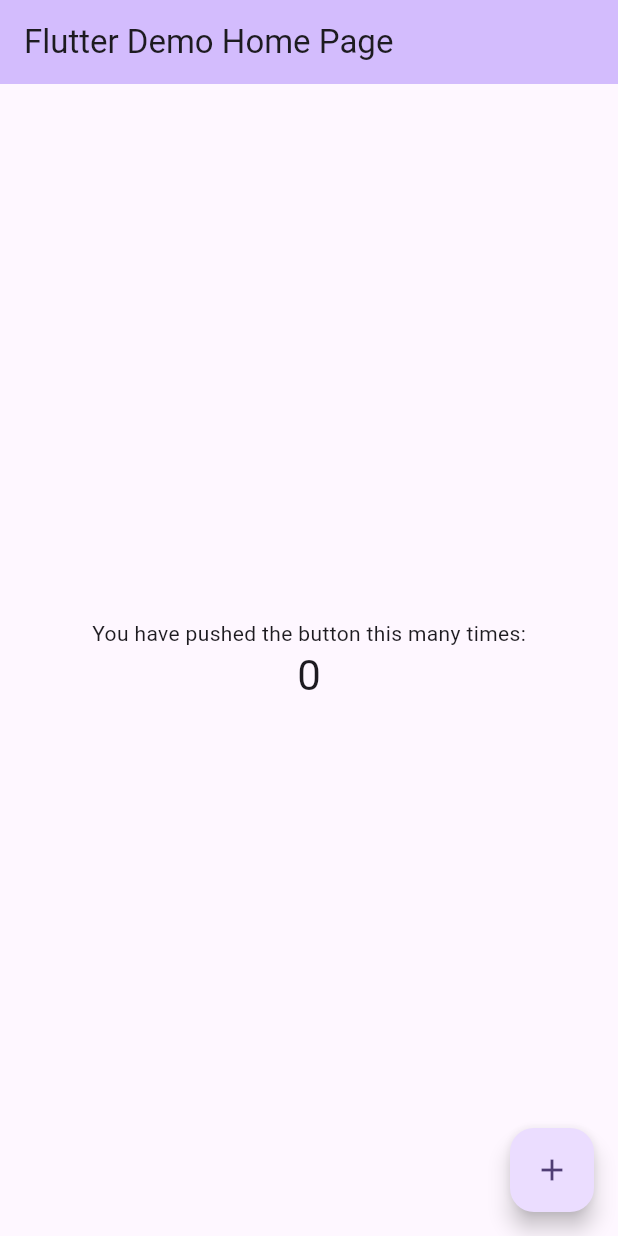
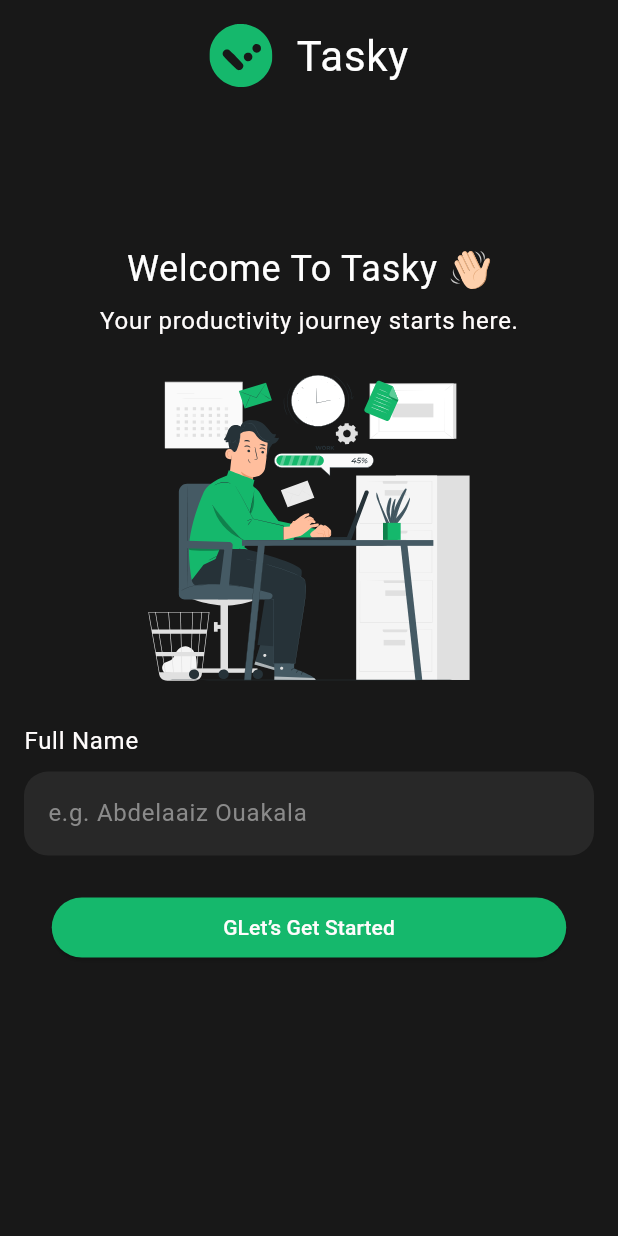
Before and after one commit to O-Abdelaaziz/tasky_task_management_mobile_app, a Flutter app: the screen it shows after launch, on a phone screen of 412 x 824 dp. Run offline on Flutter 3.47's test engine with Material 3 defaults, Android fonts, the light colour scheme and no system bars; our stand-ins replace flutter_svg.

Commit message:
📌 Task 03: desgin & complete home screen

```diff
--- a/lib/main.dart
+++ b/lib/main.dart
@@ -1,4 +1,5 @@
 import 'package:flutter/material.dart';
+import 'package:tasky_task_management_mobile_app/screens/home_screen.dart';
 
 void main() {
   runApp(const MyApp());
@@ -11,112 +12,10 @@ class MyApp extends StatelessWidget {
   @override
   Widget build(BuildContext context) {
     return MaterialApp(
-      title: 'Flutter Demo',
-      theme: ThemeData(
-        // This is the theme of your application.
-        //
-        // TRY THIS: Try running your application with "flutter run". You'll see
-        // the application has a purple toolbar. Then, without quitting the app,
-        // try changing the seedColor in the colorScheme below to Colors.green
-        // and then invoke "hot reload" (save your changes or press the "hot
-        // reload" button in a Flutter-supported IDE, or press "r" if you used
-        // the command line to start the app).
-        //
-        // Notice that the counter didn't reset back to zero; the application
-        // state is not lost during the reload. To reset the state, use hot
-        // restart instead.
-        //
-        // This works for code too, not just values: Most code changes can be
-        // tested with just a hot reload.
-        colorScheme: .fromSeed(seedColor: Colors.deepPurple),
-      ),
-      home: const MyHomePage(title: 'Flutter Demo Home Page'),
+      title: 'Tasky',
+      theme: ThemeData(useMaterial3: true),
+      debugShowCheckedModeBanner: false,
+      home: const HomeScreen(),
     );
   }
 }
-
-class MyHomePage extends StatefulWidget {
-  const MyHomePage({super.key, required this.title});
-
-  // This widget is the home page of your application. It is stateful, meaning
-  // that it has a State object (defined below) that contains fields that affect
-  // how it looks.
-
-  // This class is the configuration for the state. It holds the values (in this
-  // case the title) provided by the parent (in this case the App widget) and
-  // used by the build method of the State. Fields in a Widget subclass are
-  // always marked "final".
-
-  final String title;
-
-  @override
-  State<MyHomePage> createState() => _MyHomePageState();
-}
-
-class _MyHomePageState extends State<MyHomePage> {
-  int _counter = 0;
-
-  void _incrementCounter() {
-    setState(() {
-      // This call to setState tells the Flutter framework that something has
-      // changed in this State, which causes it to rerun the build method below
-      // so that the display can reflect the updated values. If we changed
-      // _counter without calling setState(), then the build method would not be
-      // called again, and so nothing would appear to happen.
-      _counter++;
-    });
-  }
-
-  @override
-  Widget build(BuildContext context) {
-    // This method is rerun every time setState is called, for instance as done
-    // by the _incrementCounter method above.
-    //
-    // The Flutter framework has been optimized to make rerunning build methods
-    // fast, so that you can just rebuild anything that needs updating rather
-    // than having to individually change instances of widgets.
-    return Scaffold(
-      appBar: AppBar(
-        // TRY THIS: Try changing the color here to a specific color (to
-        // Colors.amber, perhaps?) and trigger a hot reload to see the AppBar
-        // change color while the other colors stay the same.
-        backgroundColor: Theme.of(context).colorScheme.inversePrimary,
-        // Here we take the value from the MyHomePage object that was created by
-        // the App.build method, and use it to set our appbar title.
-        title: Text(widget.title),
-      ),
-      body: Center(
-        // Center is a layout widget. It takes a single child and positions it
-        // in the middle of the parent.
-        child: Column(
-          // Column is also a layout widget. It takes a list of children and
-          // arranges them vertically. By default, it sizes itself to fit its
-          // children horizontally, and tries to be as tall as its parent.
-          //
-          // Column has various properties to control how it sizes itself and
-          // how it positions its children. Here we use mainAxisAlignment to
-          // center the children vertically; the main axis here is the vertical
-          // axis because Columns are vertical (the cross axis would be
-          // horizontal).
-          //
-          // TRY THIS: Invoke "debug painting" (choose the "Toggle Debug Paint"
-          // action in the IDE, or press "p" in the console), to see the
-          // wireframe for each widget.
-          mainAxisAlignment: .center,
-          children: [
-            const Text('You have pushed the button this many times:'),
-            Text(
-              '$_counter',
-              style: Theme.of(context).textTheme.headlineMedium,
-            ),
-          ],
-        ),
-      ),
-      floatingActionButton: FloatingActionButton(
-        onPressed: _incrementCounter,
-        tooltip: 'Increment',
-        child: const Icon(Icons.add),
-      ),
-    );
-  }
-}
--- /dev/null
+++ b/lib/screens/home_screen.dart
@@ -0,0 +1,145 @@
+import 'package:flutter/material.dart';
+import 'package:flutter_svg/svg.dart';
+
+class HomeScreen extends StatelessWidget {
+  const HomeScreen({super.key});
+
+  @override
+  Widget build(BuildContext context) {
+    return Scaffold(
+      backgroundColor: Color(0XFF181818),
+      body: SafeArea(
+        child: Column(
+          children: [
+            SizedBox(height: 16),
+            Row(
+              mainAxisAlignment: MainAxisAlignment.center,
+              crossAxisAlignment: CrossAxisAlignment.center,
+              children: [
+                SvgPicture.asset(
+                  'assets/images/logo.svg',
+                  width: 42,
+                  height: 42,
+                ),
+                SizedBox(width: 16),
+                Text(
+                  'Tasky',
+                  style: TextStyle(
+                    color: Color(0XFFFFFFFF),
+                    fontSize: 28.0,
+                    fontWeight: FontWeight.w400,
+                    letterSpacing: 0.5,
+                    height: 0.857,
+                  ),
+                  textHeightBehavior: const TextHeightBehavior(
+                    leadingDistribution: TextLeadingDistribution.even,
+                  ),
+                ),
+              ],
+            ),
+            SizedBox(height: 108),
+            Row(
+              mainAxisAlignment: MainAxisAlignment.center,
+              children: [
+                Text(
+                  'Welcome To Tasky',
+                  style: TextStyle(
+                    color: Color(0XFFFFFFFF),
+                    fontSize: 24,
+                    fontWeight: FontWeight.w400,
+                    letterSpacing: 0.5,
+                    height: 0.857,
+                  ),
+                  textHeightBehavior: const TextHeightBehavior(
+                    leadingDistribution: TextLeadingDistribution.even,
+                  ),
+                ),
+                SizedBox(width: 8),
+                SvgPicture.asset(
+                  'assets/images/waving_hand.svg',
+                  width: 28,
+                  height: 28,
+                ),
+              ],
+            ),
+            SizedBox(height: 8),
+            Text(
+              'Your productivity journey starts here.',
+              style: TextStyle(
+                color: Color(0XFFFFFCFC),
+                fontSize: 16,
+                fontWeight: FontWeight.w400,
+                letterSpacing: 0.5,
+                height: 1.5,
+              ),
+            ),
+            SizedBox(height: 24),
+            SvgPicture.asset(
+              'assets/images/hero_image.svg',
+              width: 215,
+              height: 204.39,
+            ),
+            SizedBox(height: 28),
+            Padding(
+              padding: const EdgeInsets.symmetric(horizontal: 16.0),
+              child: Column(
+                crossAxisAlignment: CrossAxisAlignment.start,
+                children: [
+                  Text(
+                    'Full Name',
+                    textAlign: TextAlign.start,
+                    style: TextStyle(
+                      color: Color(0XFFFFFCFC),
+                      fontSize: 16,
+                      fontWeight: FontWeight.w400,
+                      letterSpacing: 0.5,
+                      height: 1.5,
+                    ),
+                  ),
+                  SizedBox(height: 8),
+                  TextField(
+                    style: TextStyle(color: Colors.white),
+                    cursorColor: Colors.white,
+                    decoration: InputDecoration(
+                      hintText: 'e.g. Abdelaaiz Ouakala',
+                      hintStyle: TextStyle(color: Color(0XFF8A8A8A)),
+                      filled: true,
+                      fillColor: Color(0XFF282828),
+                      border: OutlineInputBorder(
+                        borderRadius: BorderRadius.circular(16),
+                        borderSide: BorderSide.none,
+                      ),
+                    ),
+                  ),
+                ],
+              ),
+            ),
+            SizedBox(height: 24),
+            ElevatedButton(
+              style: ElevatedButton.styleFrom(
+                backgroundColor: Color(0XFF15B86C),
+                foregroundColor: Color(0XFFFFFCFC),
+                fixedSize: Size(343, 40),
+                shape: RoundedRectangleBorder(
+                  borderRadius: BorderRadius.circular(100),
+                ),
+              ),
+              child: Text(
+                'GLet’s Get Started',
+
+                style: TextStyle(
+                  color: Color(0XFFFFFCFC),
+                  fontSize: 14,
+                  fontWeight: FontWeight.w500,
+                  letterSpacing: 0.1,
+                  height: 1.42,
+                ),
+              ),
+              onPressed: () {},
+            ),
+          ],
+        ),
+      ),
+    );
+  }
+}
--- a/pubspec.yaml
+++ b/pubspec.yaml
@@ -59,8 +59,8 @@ flutter:
   uses-material-design: true
 
   # To add assets to your application, add an assets section, like this:
-  # assets:
-  #   - images/a_dot_burr.jpeg
+  assets:
+    - assets/images/
   #   - images/a_dot_ham.jpeg
 
   # An image asset can refer to one or more resolution-specific "variants", see
```
Also changed, not shown: assets/images/hero_image.svg (added), assets/images/waving_hand.svg (added).
